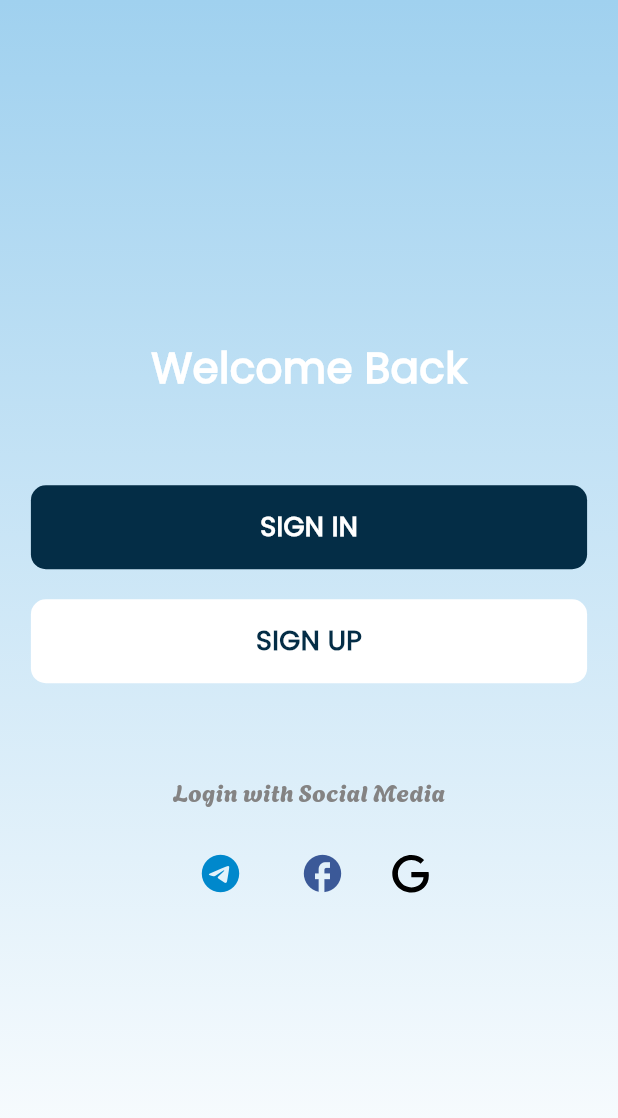
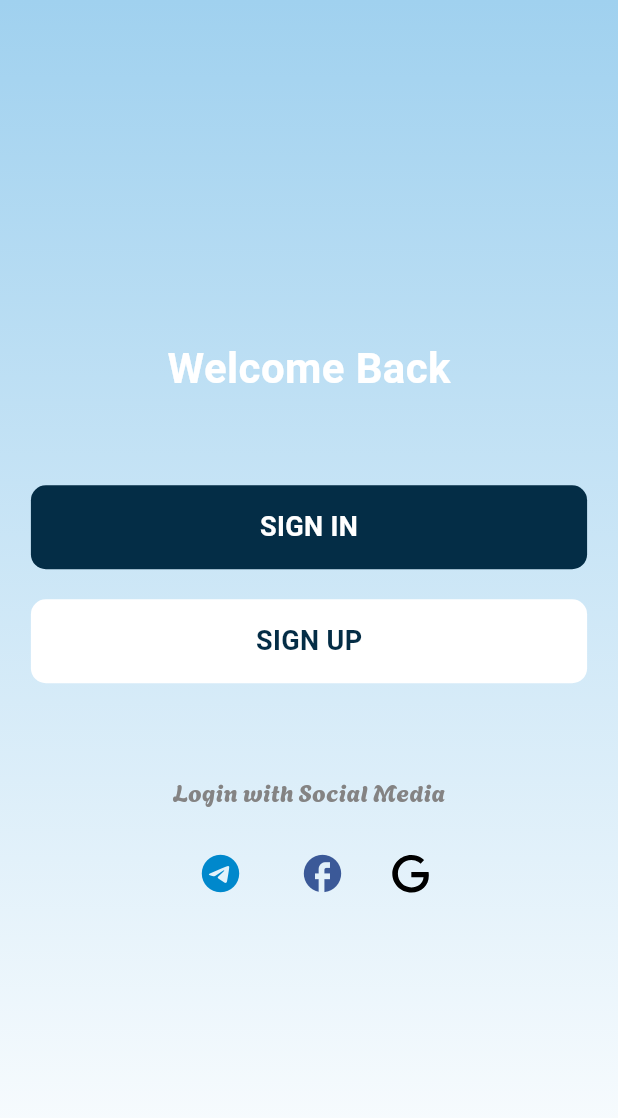
Before and after one commit to NOUUURR1/heart_guardian, a Flutter app: the screen it shows after launch, on a phone screen of 412 x 824 dp. Shown: the top 1118 px of the screen. Run offline on Flutter 3.47's test engine with Material 3 defaults, Android fonts, the phone set to English and light mode, and no system bars; our stand-ins replace curved_navigation_bar, easy_localization, firebase_auth, firebase_core, firebase_database, flutter_svg and 4 more; accounts and stored records are empty; project files that could hold a hidden picture were left out.

Commit message:
Comment Eight

```diff
--- a/lib/core/theme_notifier.dart
+++ b/lib/core/theme_notifier.dart
@@ -5,8 +5,40 @@ class ThemeNotifier extends ChangeNotifier {
 
   bool get isDarkMode => _isDarkMode;
 
+  ThemeMode get currentTheme => _isDarkMode ? ThemeMode.dark : ThemeMode.light;
+
   void toggleTheme() {
     _isDarkMode = !_isDarkMode;
     notifyListeners();
   }
+
+  ThemeData get lightTheme => ThemeData(
+        brightness: Brightness.light,
+        primaryColor: Colors.deepPurple,
+        scaffoldBackgroundColor: Colors.white,
+        appBarTheme: const AppBarTheme(
+          backgroundColor: Colors.deepPurple,
+          foregroundColor: Colors.white,
+        ),
+        textTheme: const TextTheme(
+          bodyLarge: TextStyle(color: Colors.black),
+          bodyMedium: TextStyle(color: Colors.black87),
+        ),
+        iconTheme: const IconThemeData(color: Colors.deepPurple),
+      );
+
+  ThemeData get darkTheme => ThemeData(
+        brightness: Brightness.dark,
+        primaryColor: Colors.red,
+        scaffoldBackgroundColor: Colors.black,
+        appBarTheme: const AppBarTheme(
+          backgroundColor: Colors.red,
+          foregroundColor: Colors.white,
+        ),
+        textTheme: const TextTheme(
+          bodyLarge: TextStyle(color: Colors.white),
+          bodyMedium: TextStyle(color: Colors.white70),
+        ),
+        iconTheme: const IconThemeData(color: Colors.white),
+      );
 }
--- a/lib/main.dart
+++ b/lib/main.dart
@@ -10,12 +10,12 @@ void main() async {
   WidgetsFlutterBinding.ensureInitialized();
   await EasyLocalization.ensureInitialized();
   await Firebase.initializeApp(options: DefaultFirebaseOptions.currentPlatform);
-
   runApp(
     EasyLocalization(
       supportedLocales: const [Locale('en'), Locale('ar')],
       path: 'assets/translations',
       fallbackLocale: const Locale('en'),
+      startLocale: Locale('en'),
       child: ChangeNotifierProvider(
         create: (_) => ThemeNotifier(),
         child: const MyApp(),
@@ -26,7 +26,6 @@ void main() async {
 
 class MyApp extends StatelessWidget {
   const MyApp({super.key});
-
   @override
   Widget build(BuildContext context) {
     return Consumer<ThemeNotifier>(
@@ -34,18 +33,9 @@ class MyApp extends StatelessWidget {
         return MaterialApp(
           debugShowCheckedModeBanner: false,
           title: 'Heart Guardian',
-          theme: ThemeData(
-            brightness: Brightness.light,
-            fontFamily: 'Poppins',
-            primarySwatch: Colors.blue,
-          ),
-          darkTheme: ThemeData(
-            brightness: Brightness.dark,
-            fontFamily: 'Poppins',
-            primarySwatch: Colors.blue,
-          ),
-          themeMode:
-              themeNotifier.isDarkMode ? ThemeMode.dark : ThemeMode.light,
+          theme: themeNotifier.lightTheme,
+          darkTheme: themeNotifier.darkTheme,
+          themeMode: themeNotifier.currentTheme,
           locale: context.locale,
           supportedLocales: context.supportedLocales,
           localizationsDelegates: context.localizationDelegates,
--- a/lib/services/article_service.dart
+++ b/lib/services/article_service.dart
@@ -3,7 +3,8 @@ import 'package:http/http.dart' as http;
 import '../models/article.dart';
 
 class ArticleService {
-  static const String apiUrl = 'http://192.168.105.148:5000/api/articles';
+  static const String apiUrl =
+      '';
 
   static Future<List<Article>> fetchArticles() async {
     final response = await http.get(Uri.parse(apiUrl));
--- a/lib/settings/language_selector.dart
+++ b/lib/settings/language_selector.dart
@@ -4,18 +4,16 @@ import 'package:heart_guardian/widgets/settings_item.dart';
 
 class LanguageSelector extends StatelessWidget {
   const LanguageSelector({super.key});
-
   @override
   Widget build(BuildContext context) {
-    // نجيب اللغة الحالية
+
     final currentLocale = context.locale;
 
     return SettingsItem(
       icon: Icons.language,
       title: 'language'.tr(),
-      trailing: Icon(Icons.arrow_forward_ios, color: Colors.yellow),
+      trailing: Icon(Icons.arrow_forward_ios, color: Color(0xFF6BAED6)),
       onTap: () {
-        // نبدّل اللغة لما يضغط
         if (currentLocale.languageCode == 'en') {
           context.setLocale(const Locale('ar'));
         } else {
```
Also changed, not shown: lib/screen/home_view.dart (+13 -10 lines), lib/screen/login_view.dart (+8 -3 lines), lib/screen/profile_screen.dart (+97 -73 lines), lib/screen/settings_screen.dart (+21 -4 lines), lib/screen/signup_view.dart (+25 -14 lines), lib/screen/welcome_page.dart (+17 -3 lines), lib/services/google_auth_service.dart (added, +47 -0 lines), lib/widgets/custom_app_bar.dart (+10 -6 lines), pubspec.yaml (+5 -2 lines), pubspec.lock, 7 other files.
